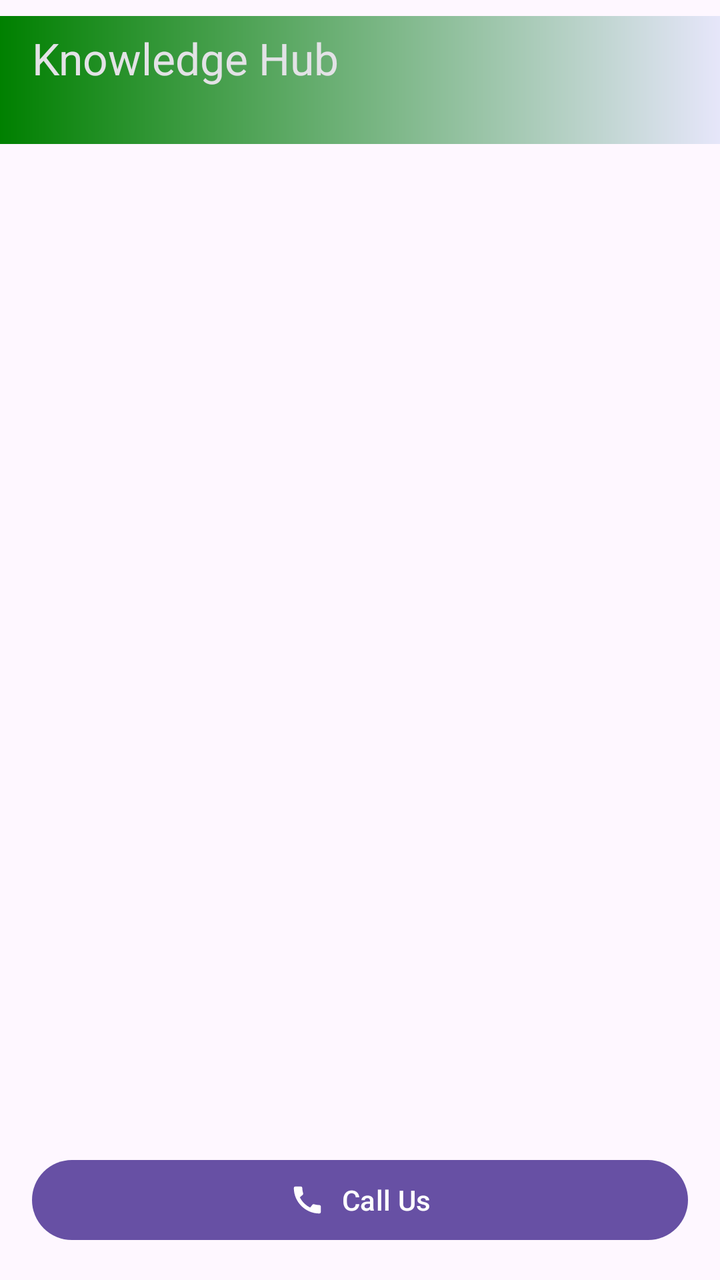
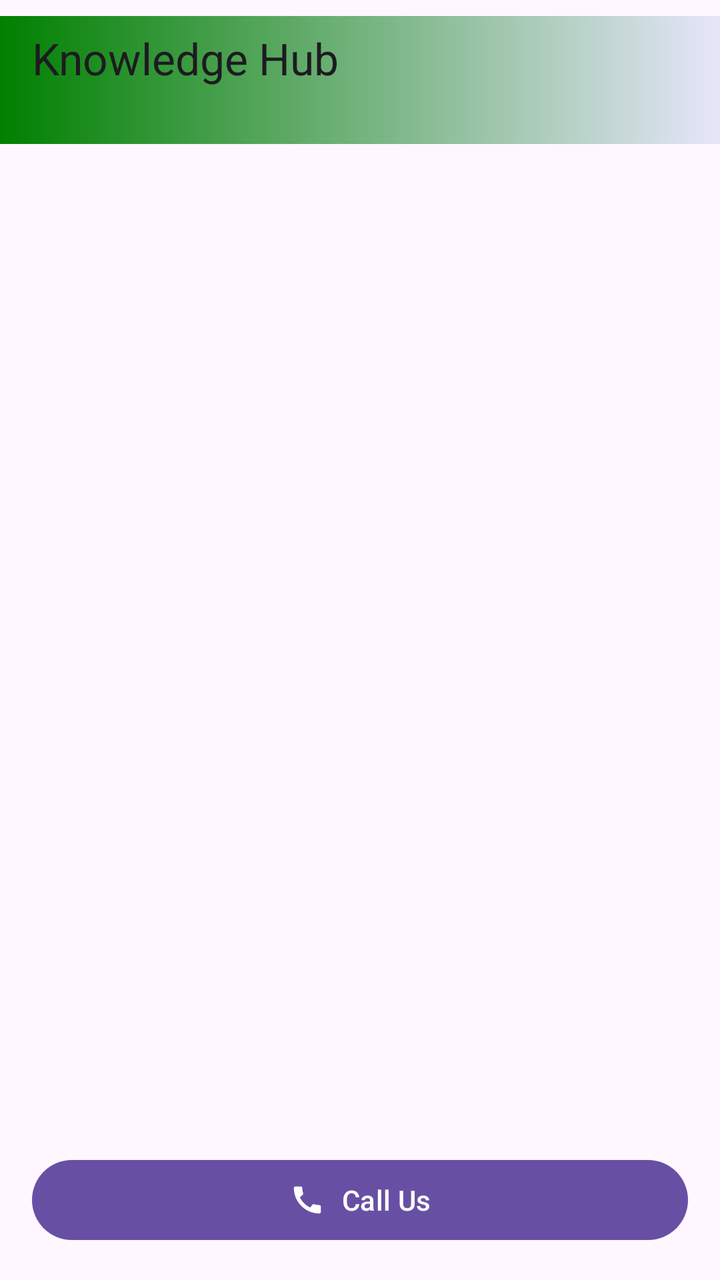

Before-and-after screenshots of an Android layout around one commit, followed by the original layout XML and the change that was made.
<!-- AndroidManifest.xml: application theme Theme.KnowledgeHub -->
<!-- res/layout/activity_second.xml -->
<?xml version="1.0" encoding="utf-8"?>
<LinearLayout xmlns:android="http://schemas.android.com/apk/res/android"
    xmlns:app="http://schemas.android.com/apk/res-auto"
    xmlns:tools="http://schemas.android.com/tools"
    android:id="@+id/main"
    android:layout_width="match_parent"
    android:layout_height="match_parent"
    android:orientation="vertical"
    android:paddingVertical="8dp"
    tools:context=".SecondActivity">

    <com.google.android.material.appbar.AppBarLayout
        android:layout_width="match_parent"
        android:layout_height="wrap_content"
        android:theme="@style/Theme.Material3.DynamicColors.Dark.NoActionBar"
        >
        <com.google.android.material.appbar.MaterialToolbar
            android:id="@+id/toolbar"
            android:layout_width="match_parent"
            android:layout_height="wrap_content"
            android:paddingBottom="22dp"
            android:minHeight="?attr/actionBarSize"
            app:title="Knowledge Hub"
            android:background="@drawable/toolbar_gradient"/>

    </com.google.android.material.appbar.AppBarLayout>

    <androidx.recyclerview.widget.RecyclerView
        android:id="@+id/rvTechnology"
        android:layout_marginTop="16dp"
        android:layout_width="match_parent"
        android:layout_height="0dp"
        android:layout_weight="1"/>

    <com.google.android.material.button.MaterialButton
        android:id="@+id/call_btn"
        android:layout_width="match_parent"
        android:layout_height="wrap_content"
        android:text="Call Us"
        app:icon="@drawable/baseline_call_24"
        app:iconGravity="textStart"
        app:iconPadding="8dp"
        android:layout_marginHorizontal="16dp"
        android:layout_marginVertical="8dp"
        />

</LinearLayout>
<!-- resources referenced by this layout -->
<resources>
  <!-- drawable baseline_call_24 (drawable) -->
  <vector xmlns:android="http://schemas.android.com/apk/res/android" android:height="24dp" android:tint="#FFFFFF" android:viewportHeight="24" android:viewportWidth="24" android:width="24dp">
        
      <path android:fillColor="@android:color/white" android:pathData="M20.01,15.38c-1.23,0 -2.42,-0.2 -3.53,-0.56 -0.35,-0.12 -0.74,-0.03 -1.01,0.24l-1.57,1.97c-2.83,-1.35 -5.48,-3.9 -6.89,-6.83l1.95,-1.66c0.27,-0.28 0.35,-0.67 0.24,-1.02 -0.37,-1.11 -0.56,-2.3 -0.56,-3.53 0,-0.54 -0.45,-0.99 -0.99,-0.99H4.19C3.65,3 3,3.24 3,3.99 3,13.28 10.73,21 20.01,21c0.71,0 0.99,-0.63 0.99,-1.18v-3.45c0,-0.54 -0.45,-0.99 -0.99,-0.99z"/>
      
  </vector>
  <!-- drawable toolbar_gradient (drawable) -->
  <?xml version="1.0" encoding="utf-8"?>
  <shape xmlns:android="http://schemas.android.com/apk/res/android">
      <gradient
           android:angle="0"
          android:startColor="#008000"
          android:endColor="#E6E6FA"
          android:type="linear"
          />
  </shape>
  <style name="Theme.KnowledgeHub" parent="Base.Theme.KnowledgeHub" />
  <style name="Base.Theme.KnowledgeHub" parent="Theme.Material3.DayNight.NoActionBar">
          
           <item name="android:statusBarColor">#FFF</item>
      </style>
</resources>

<!-- the commit's change to res/layout/activity_second.xml (unified diff, before → after) -->
@@ -12,7 +12,6 @@
     <com.google.android.material.appbar.AppBarLayout
         android:layout_width="match_parent"
         android:layout_height="wrap_content"
-        android:theme="@style/Theme.Material3.DynamicColors.Dark.NoActionBar"
         >
         <com.google.android.material.appbar.MaterialToolbar
             android:id="@+id/toolbar"
